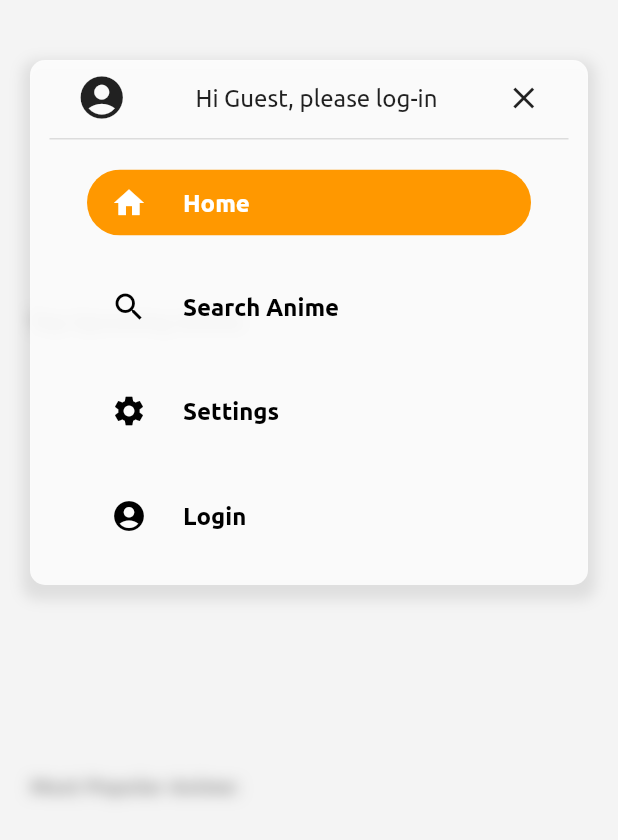
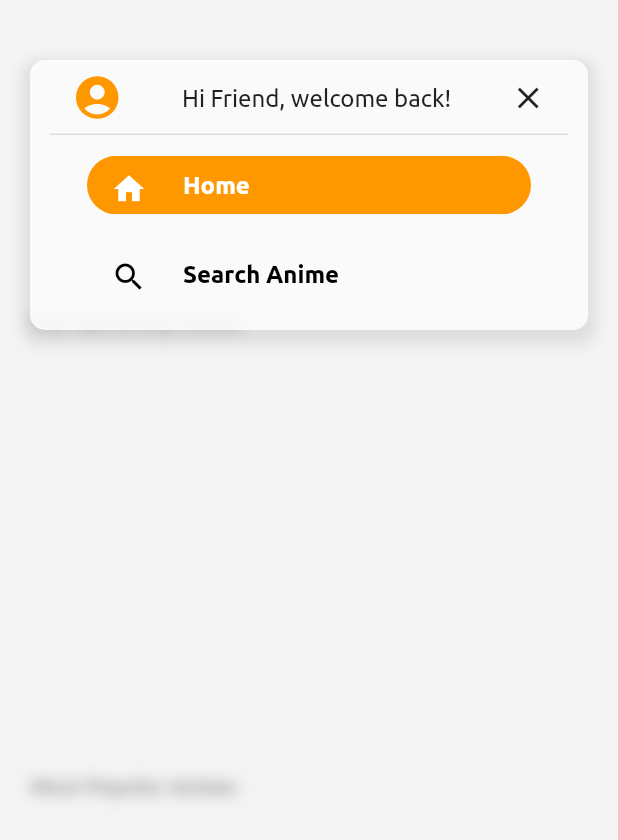
Before and after one commit to diego-95/animeASPDM, a Flutter app: the screen it shows after launch, scrolled down 516 dp, after a tap on the "menu" icon, on a phone screen of 412 x 824 dp. Shown: the top 840 px of the screen. Run offline on Flutter 3.47's test engine with Material 2 defaults, Android fonts, the phone set to English and light mode, and no system bars; our stand-ins replace cached_network_image, hive, hive_flutter, youtube_player_flutter; missing offline and left inert: jikan_api; accounts and stored records are empty; statements that could not run were skipped.

Commit message:
Completed first version

```diff
--- a/lib/managers/data_manager.dart
+++ b/lib/managers/data_manager.dart
@@ -24,7 +24,6 @@ class DataManager {
           results = sourceData.toList();
           box.addAll(mapperTToH(results));
         } catch (error) {
-          debugPrint('onErrorLoadingNewData');
           results = [];
           err = true;
         }
--- a/lib/pages/home/components/bodies/settings_body/settings_body.dart
+++ b/lib/pages/home/components/bodies/settings_body/settings_body.dart
@@ -1,6 +1,4 @@
 import 'package:flutter/cupertino.dart';
-import 'package:flutter/src/foundation/key.dart';
-import 'package:flutter/src/widgets/framework.dart';
 
 class SettingsBody extends StatefulWidget {
   const SettingsBody({Key? key}) : super(key: key);
--- a/lib/pages/home/components/top_nav/top_nav.dart
+++ b/lib/pages/home/components/top_nav/top_nav.dart
@@ -16,9 +16,10 @@ class _TopNavState extends State<TopNav> {
     return Row(mainAxisAlignment: MainAxisAlignment.spaceAround, children: [
       const Icon(
         Icons.account_circle,
+        color: Colors.orange,
         size: 34,
       ),
-      const Text("Hi Guest, please log-in", style: TextStyle(fontSize: 16)),
+      const Text("Hi Friend, welcome back!", style: TextStyle(fontSize: 16)),
       IconButton(
         splashRadius: 24,
         constraints: const BoxConstraints(maxHeight: 24, maxWidth: 24),
@@ -62,19 +63,7 @@ class _TopNavState extends State<TopNav> {
                       icon: Icons.search,
                       selected: provider.homeBodyType == HomeBodyType.search,
                       onTap: () =>
-                          provider.updateHomeBodyType(HomeBodyType.search)),
-                  DrawerRow(
-                      text: "Settings",
-                      icon: Icons.settings,
-                      selected: provider.homeBodyType == HomeBodyType.settings,
-                      onTap: () =>
-                          provider.updateHomeBodyType(HomeBodyType.settings)),
-                  DrawerRow(
-                      text: "Login",
-                      icon: Icons.account_circle,
-                      selected: provider.homeBodyType == HomeBodyType.user,
-                      onTap: () =>
-                          provider.updateHomeBodyType(HomeBodyType.user)),
+                          provider.updateHomeBodyType(HomeBodyType.search))
                 ],
               ),
             )
--- a/lib/providers/provider_home.dart
+++ b/lib/providers/provider_home.dart
@@ -17,7 +17,7 @@ class ProviderHome extends ChangeNotifier {
 
   updateShowDrawer(bool newValue) {
     _showDrawer = newValue;
-    _drawerHeight = newValue ? 350 : 50;
+    _drawerHeight = newValue ? 180 : 50;
     notifyListeners();
   }
 }
```
Also changed, not shown: lib/pages/anime_details/anime_details.dart (+14 -3 lines), lib/pages/anime_details/components/bodies/anime_details_body.dart (+57 -0 lines), lib/pages/anime_details/components/bodies/components/anime_details_information.dart (+13 -0 lines), lib/pages/home/components/bodies/search_anime_body/search_anime_body.dart (+25 -3 lines).
